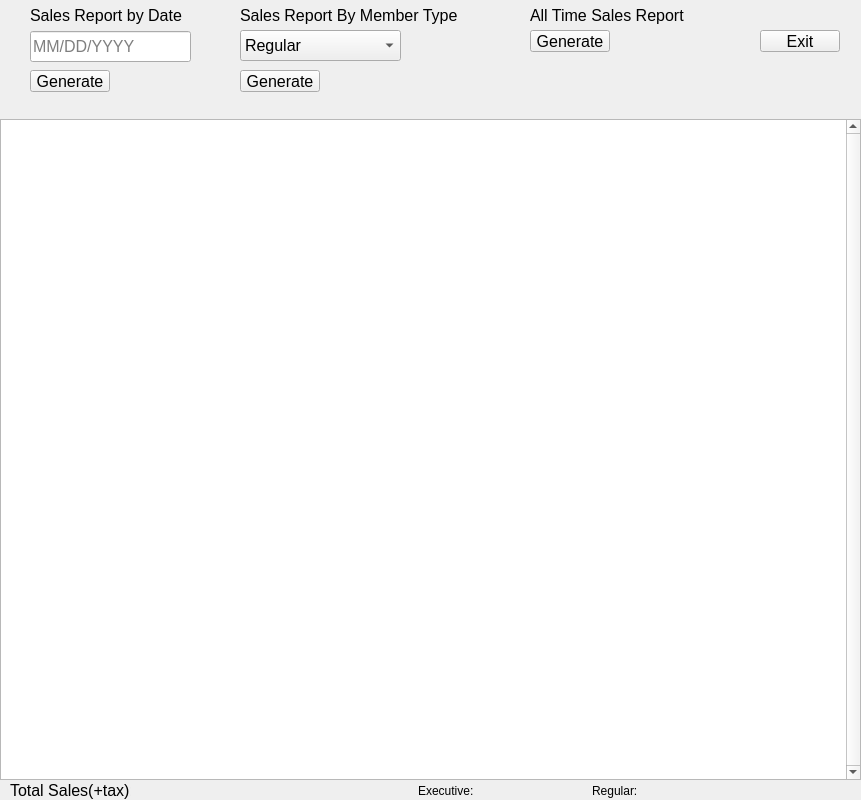
Before: the Qt Designer form salesreport.ui in max9001/Bulk-Club-Project, drawn with Qt 5.
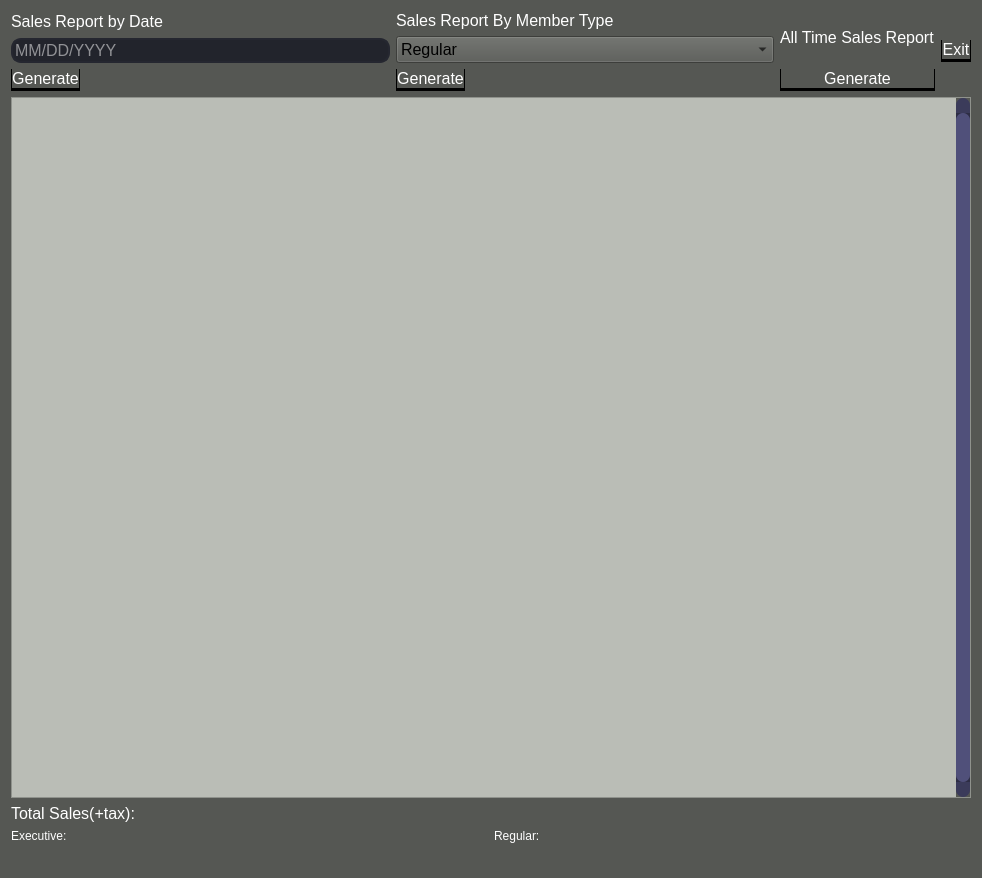
After: the same form once the commit is applied.

```diff
--- a/salesreport.ui
+++ b/salesreport.ui
@@ -6,8 +6,8 @@
    <rect>
     <x>0</x>
     <y>0</y>
-    <width>861</width>
-    <height>800</height>
+    <width>982</width>
+    <height>878</height>
    </rect>
   </property>
   <property name="sizePolicy">
@@ -19,291 +19,427 @@
   <property name="windowTitle">
    <string>Sales Report</string>
   </property>
-  <widget class="QTableView" name="tableView">
-   <property name="geometry">
-    <rect>
-     <x>0</x>
-     <y>119</y>
-     <width>861</width>
-     <height>661</height>
-    </rect>
-   </property>
-   <property name="minimumSize">
-    <size>
-     <width>721</width>
-     <height>0</height>
-    </size>
-   </property>
-   <property name="verticalScrollBarPolicy">
-    <enum>Qt::ScrollBarAlwaysOn</enum>
-   </property>
-   <property name="horizontalScrollBarPolicy">
-    <enum>Qt::ScrollBarAsNeeded</enum>
-   </property>
-   <property name="sizeAdjustPolicy">
-    <enum>QAbstractScrollArea::AdjustToContents</enum>
-   </property>
-  </widget>
-  <widget class="QLabel" name="totalSalesLabel">
-   <property name="geometry">
-    <rect>
-     <x>10</x>
-     <y>780</y>
-     <width>121</width>
-     <height>20</height>
-    </rect>
-   </property>
-   <property name="font">
-    <font>
-     <pointsize>12</pointsize>
-    </font>
-   </property>
-   <property name="text">
-    <string>Total Sales(+tax):</string>
-   </property>
-  </widget>
-  <widget class="QLabel" name="totalSalesNum">
-   <property name="geometry">
-    <rect>
-     <x>130</x>
-     <y>780</y>
-     <width>201</width>
-     <height>20</height>
-    </rect>
-   </property>
-   <property name="font">
-    <font>
-     <pointsize>12</pointsize>
-    </font>
-   </property>
-   <property name="text">
-    <string/>
-   </property>
-  </widget>
-  <widget class="QComboBox" name="MemberTypeComboBox">
-   <property name="geometry">
-    <rect>
-     <x>240</x>
-     <y>30</y>
-     <width>161</width>
-     <height>31</height>
-    </rect>
-   </property>
-   <property name="font">
-    <font>
-     <pointsize>12</pointsize>
-    </font>
-   </property>
+  <property name="styleSheet">
+   <string notr="true">QPushButton{
+	background-color: rgb(46, 52, 54);
+	border: none;
+	color: rgb(255, 255, 255);
+	border-left: 1px solid rgb(0, 0, 0);
+	border-right: 1px solid rgb(0, 0, 0);
+	border-bottom: 3px solid rgb(0, 0, 0);
+}
+
+QPushButton:hover{
+	background-color: rgb(59, 59, 59);
+	border: none;
+	color: rgb(255, 255, 255);
+	border-left: 1px solid rgb(29, 29, 29);
+	border-right: 1px solid rgb(29, 29, 29);
+	border-bottom: 3px solid rgb(29, 29, 29);
+}
+
+QPushButton:pressed{
+	background-color: rgb(46, 52, 54);
+	border: none;
+	color: rgb(255, 255, 255);
+	border-left: 1px solid rgb(0, 0, 0);
+	border-right: 1px solid rgb(0, 0, 0);
+	border-top: 3px solid rgb(0, 0, 0);
+}
+
+QDialog{
+	background-color: rgb(85, 87, 83);
+}
+
+QWidget{
+	background-color: rgb(85, 87, 83);
+}
+
+QMainWindow{
+	background-color: rgb(85, 87, 83);
+}
+
+QLabel{
+	color: rgb(255, 255, 255);
+	
+}
+
+QLineEdit{
+	border: 2px solid rgb(37, 39, 48);
+	border-radius: 10px;
+	color: #FFF;
+	background-color:rgb(34, 36, 44);
+}
+
+QLineEdit:hover{
+	border: 2px solid rgb(48, 50, 62);
+}
+
+QLineEdit:focus{
+	border: 2px solid rgb(85, 170, 255);
+	background-color:rgb(43, 45, 56);
+}
+
+
+/*--------------------------------------------------------------------------------------------*/
+
+ QScrollBar:vertical {
+	border: none;
+    background: rgb(45, 45, 68);
+    width: 14px;
+    margin: 15px 0 15px 0;
+	border-radius: 0px;
+ }
+
+/*  HANDLE BAR VERTICAL */
+QScrollBar::handle:vertical {	
+	background-color: rgb(80, 80, 122);
+	min-height: 30px;
+	border-radius: 7px;
+}
+QScrollBar::handle:vertical:hover{	
+	background-color: rgb(255, 0, 127);
+}
+QScrollBar::handle:vertical:pressed {	
+	background-color: rgb(185, 0, 92);
+}
+
+/* BTN TOP - SCROLLBAR */
+QScrollBar::sub-line:vertical {
+	border: none;
+	background-color: rgb(59, 59, 90);
+	height: 15px;
+	border-top-left-radius: 7px;
+	border-top-right-radius: 7px;
+	subcontrol-position: top;
+	subcontrol-origin: margin;
+}
+QScrollBar::sub-line:vertical:hover {	
+	background-color: rgb(255, 0, 127);
+}
+QScrollBar::sub-line:vertical:pressed {	
+	background-color: rgb(185, 0, 92);
+}
+
+/* BTN BOTTOM - SCROLLBAR */
+QScrollBar::add-line:vertical {
+	border: none;
+	background-color: rgb(59, 59, 90);
+	height: 15px;
+	border-bottom-left-radius: 7px;
+	border-bottom-right-radius: 7px;
+	subcontrol-position: bottom;
+	subcontrol-origin: margin;
+}
+QScrollBar::add-line:vertical:hover {	
+	background-color: rgb(255, 0, 127);
+}
+QScrollBar::add-line:vertical:pressed {	
+	background-color: rgb(185, 0, 92);
+}
+
+/* RESET ARROW */
+QScrollBar::up-arrow:vertical, QScrollBar::down-arrow:vertical {
+	background: none;
+}
+QScrollBar::add-page:vertical, QScrollBar::sub-page:vertical {
+	background: none;
+}
+
+
+QTableView{
+	background-color: rgb(186, 189, 182);
+}
+
+
+
+QScrollBar:horizontal {
+    border: none;
+    background: rgb(45, 45, 68);
+    width: 14px;
+    margin: 15px 0 15px 0;
+	border-radius: 0px;
+}
+QScrollBar::handle:horizontal {
+    background-color: rgb(80, 80, 122);
+	min-height: 30px;
+	border-radius: 7px;
+}
+QScrollBar::add-line:horizontal {
+    background-color: rgb(255, 0, 127);
+}
+
+QScrollBar::sub-line:horizontal {
+    background-color: rgb(185, 0, 92);
+}
+QScrollBar::up-arrow:horizontal, QScrollBar::down-arrow:horizontal
+{
+    background: none;
+}
+QScrollBar::add-page:horizontal, QScrollBar::sub-page:horizontal
+{
+    background: none;
+}
+
+</string>
+  </property>
+  <layout class="QVBoxLayout" name="verticalLayout_4">
    <item>
-    <property name="text">
-     <string>Regular</string>
-    </property>
+    <layout class="QHBoxLayout" name="horizontalLayout_4">
+     <item>
+      <layout class="QVBoxLayout" name="verticalLayout">
+       <item>
+        <widget class="QLabel" name="label">
+         <property name="font">
+          <font>
+           <pointsize>12</pointsize>
+          </font>
+         </property>
+         <property name="text">
+          <string>Sales Report by Date</string>
+         </property>
+        </widget>
+       </item>
+       <item>
+        <widget class="QLineEdit" name="DatelineEdit">
+         <property name="font">
+          <font>
+           <pointsize>12</pointsize>
+          </font>
+         </property>
+         <property name="text">
+          <string/>
+         </property>
+         <property name="placeholderText">
+          <string>MM/DD/YYYY</string>
+         </property>
+        </widget>
+       </item>
+       <item>
+        <layout class="QHBoxLayout" name="horizontalLayout_2">
+         <item>
+          <widget class="QPushButton" name="DatePushButton">
+           <property name="font">
+            <font>
+             <pointsize>12</pointsize>
+            </font>
+           </property>
+           <property name="styleSheet">
+            <string notr="true"/>
+           </property>
+           <property name="text">
+            <string>Generate</string>
+           </property>
+          </widget>
+         </item>
+         <item>
+          <spacer name="horizontalSpacer">
+           <property name="orientation">
+            <enum>Qt::Horizontal</enum>
+           </property>
+           <property name="sizeHint" stdset="0">
+            <size>
+             <width>40</width>
+             <height>20</height>
+            </size>
+           </property>
+          </spacer>
+         </item>
+        </layout>
+       </item>
+      </layout>
+     </item>
+     <item>
+      <layout class="QVBoxLayout" name="verticalLayout_2">
+       <item>
+        <widget class="QLabel" name="label_2">
+         <property name="font">
+          <font>
+           <pointsize>12</pointsize>
+          </font>
+         </property>
+         <property name="text">
+          <string>Sales Report By Member Type</string>
+         </property>
+        </widget>
+       </item>
+       <item>
+        <widget class="QComboBox" name="MemberTypeComboBox">
+         <property name="font">
+          <font>
+           <pointsize>12</pointsize>
+          </font>
+         </property>
+         <item>
+          <property name="text">
+           <string>Regular</string>
+          </property>
+         </item>
+         <item>
+          <property name="text">
+           <string>Executive</string>
+          </property>
+         </item>
+        </widget>
+       </item>
+       <item>
+        <layout class="QHBoxLayout" name="horizontalLayout_3">
+         <item>
+          <widget class="QPushButton" name="MemberTypePushButton">
+           <property name="font">
+            <font>
+             <pointsize>12</pointsize>
+            </font>
+           </property>
+           <property name="styleSheet">
+            <string notr="true"/>
+           </property>
+           <property name="text">
+            <string>Generate</string>
+           </property>
+          </widget>
+         </item>
+         <item>
+          <spacer name="horizontalSpacer_2">
+           <property name="orientation">
+            <enum>Qt::Horizontal</enum>
+           </property>
+           <property name="sizeHint" stdset="0">
+            <size>
+             <width>40</width>
+             <height>20</height>
+            </size>
+           </property>
+          </spacer>
+         </item>
+        </layout>
+       </item>
+      </layout>
+     </item>
+     <item>
+      <layout class="QVBoxLayout" name="verticalLayout_3">
+       <item>
+        <widget class="QLabel" name="label_3">
+         <property name="font">
+          <font>
+           <pointsize>12</pointsize>
+          </font>
+         </property>
+         <property name="text">
+          <string>All Time Sales Report</string>
+         </property>
+        </widget>
+       </item>
+       <item>
+        <widget class="QPushButton" name="AllTimeButton">
+         <property name="font">
+          <font>
+           <pointsize>12</pointsize>
+          </font>
+         </property>
+         <property name="styleSheet">
+          <string notr="true"/>
+         </property>
+         <property name="text">
+          <string>Generate</string>
+         </property>
+        </widget>
+       </item>
+      </layout>
+     </item>
+     <item>
+      <widget class="QPushButton" name="ExitButton">
+       <property name="font">
+        <font>
+         <pointsize>12</pointsize>
+        </font>
+       </property>
+       <property name="styleSheet">
+        <string notr="true"/>
+       </property>
+       <property name="text">
+        <string>Exit</string>
+       </property>
+      </widget>
+     </item>
+    </layout>
    </item>
    <item>
-    <property name="text">
-     <string>Executive</string>
-    </property>
+    <widget class="QTableView" name="tableView">
+     <property name="minimumSize">
+      <size>
+       <width>721</width>
+       <height>0</height>
+      </size>
+     </property>
+     <property name="verticalScrollBarPolicy">
+      <enum>Qt::ScrollBarAlwaysOn</enum>
+     </property>
+     <property name="horizontalScrollBarPolicy">
+      <enum>Qt::ScrollBarAsNeeded</enum>
+     </property>
+     <property name="sizeAdjustPolicy">
+      <enum>QAbstractScrollArea::AdjustToContents</enum>
+     </property>
+    </widget>
    </item>
-  </widget>
-  <widget class="QLabel" name="label">
-   <property name="geometry">
-    <rect>
-     <x>30</x>
-     <y>0</y>
-     <width>161</width>
-     <height>31</height>
-    </rect>
-   </property>
-   <property name="font">
-    <font>
-     <pointsize>12</pointsize>
-    </font>
-   </property>
-   <property name="text">
-    <string>Sales Report by Date</string>
-   </property>
-  </widget>
-  <widget class="QPushButton" name="DatePushButton">
-   <property name="geometry">
-    <rect>
-     <x>30</x>
-     <y>70</y>
-     <width>80</width>
-     <height>22</height>
-    </rect>
-   </property>
-   <property name="font">
-    <font>
-     <pointsize>12</pointsize>
-    </font>
-   </property>
-   <property name="styleSheet">
-    <string notr="true"/>
-   </property>
-   <property name="text">
-    <string>Generate</string>
-   </property>
-  </widget>
-  <widget class="QLabel" name="label_2">
-   <property name="geometry">
-    <rect>
-     <x>240</x>
-     <y>0</y>
-     <width>291</width>
-     <height>31</height>
-    </rect>
-   </property>
-   <property name="font">
-    <font>
-     <pointsize>12</pointsize>
-    </font>
-   </property>
-   <property name="text">
-    <string>Sales Report By Member Type</string>
-   </property>
-  </widget>
-  <widget class="QPushButton" name="MemberTypePushButton">
-   <property name="geometry">
-    <rect>
-     <x>240</x>
-     <y>70</y>
-     <width>80</width>
-     <height>22</height>
-    </rect>
-   </property>
-   <property name="font">
-    <font>
-     <pointsize>12</pointsize>
-    </font>
-   </property>
-   <property name="styleSheet">
-    <string notr="true"/>
-   </property>
-   <property name="text">
-    <string>Generate</string>
-   </property>
-  </widget>
-  <widget class="QLineEdit" name="DatelineEdit">
-   <property name="geometry">
-    <rect>
-     <x>30</x>
-     <y>31</y>
-     <width>161</width>
-     <height>31</height>
-    </rect>
-   </property>
-   <property name="font">
-    <font>
-     <pointsize>12</pointsize>
-    </font>
-   </property>
-   <property name="text">
-    <string/>
-   </property>
-   <property name="placeholderText">
-    <string>MM/DD/YYYY</string>
-   </property>
-  </widget>
-  <widget class="QPushButton" name="ExitButton">
-   <property name="geometry">
-    <rect>
-     <x>760</x>
-     <y>30</y>
-     <width>80</width>
-     <height>22</height>
-    </rect>
-   </property>
-   <property name="font">
-    <font>
-     <pointsize>12</pointsize>
-    </font>
-   </property>
-   <property name="styleSheet">
-    <string notr="true"/>
-   </property>
-   <property name="text">
-    <string>Exit</string>
-   </property>
-  </widget>
-  <widget class="QPushButton" name="AllTimeButton">
-   <property name="geometry">
-    <rect>
-     <x>530</x>
-     <y>30</y>
-     <width>80</width>
-     <height>22</height>
-    </rect>
-   </property>
-   <property name="font">
-    <font>
-     <pointsize>12</pointsize>
-    </font>
-   </property>
-   <property name="styleSheet">
-    <string notr="true"/>
-   </property>
-   <property name="text">
-    <string>Generate</string>
-   </property>
-  </widget>
-  <widget class="QLabel" name="label_3">
-   <property name="geometry">
-    <rect>
-     <x>530</x>
-     <y>0</y>
-     <width>161</width>
-     <height>31</height>
-    </rect>
-   </property>
-   <property name="font">
-    <font>
-     <pointsize>12</pointsize>
-    </font>
-   </property>
-   <property name="text">
-    <string>All Time Sales Report</string>
-   </property>
-  </widget>
-  <widget class="QWidget" name="layoutWidget">
-   <property name="geometry">
-    <rect>
-     <x>418</x>
-     <y>780</y>
-     <width>341</width>
-     <height>22</height>
-    </rect>
-   </property>
-   <layout class="QHBoxLayout" name="horizontalLayout">
-    <item>
-     <widget class="QLabel" name="execLabel">
-      <property name="text">
-       <string>Executive:</string>
-      </property>
-     </widget>
-    </item>
-    <item>
-     <widget class="QLabel" name="execAmtLabel">
-      <property name="text">
-       <string/>
-      </property>
-     </widget>
-    </item>
-    <item>
-     <widget class="QLabel" name="regLabel">
-      <property name="text">
-       <string>Regular: </string>
-      </property>
-     </widget>
-    </item>
-    <item>
-     <widget class="QLabel" name="regAmtLabel">
-      <property name="text">
-       <string/>
-      </property>
-     </widget>
-    </item>
-   </layout>
-  </widget>
+   <item>
+    <widget class="QLabel" name="totalSalesLabel">
+     <property name="font">
+      <font>
+       <pointsize>12</pointsize>
+      </font>
+     </property>
+     <property name="text">
+      <string>Total Sales(+tax):</string>
+     </property>
+    </widget>
+   </item>
+   <item>
+    <layout class="QHBoxLayout" name="horizontalLayout">
+     <item>
+      <widget class="QLabel" name="execLabel">
+       <property name="text">
+        <string>Executive:</string>
+       </property>
+      </widget>
+     </item>
+     <item>
+      <widget class="QLabel" name="execAmtLabel">
+       <property name="text">
+        <string/>
+       </property>
+      </widget>
+     </item>
+     <item>
+      <widget class="QLabel" name="regLabel">
+       <property name="text">
+        <string>Regular: </string>
+       </property>
+      </widget>
+     </item>
+     <item>
+      <widget class="QLabel" name="regAmtLabel">
+       <property name="text">
+        <string/>
+       </property>
+      </widget>
+     </item>
+    </layout>
+   </item>
+   <item>
+    <widget class="QLabel" name="totalSalesNum">
+     <property name="font">
+      <font>
+       <pointsize>12</pointsize>
+      </font>
+     </property>
+     <property name="text">
+      <string/>
+     </property>
+    </widget>
+   </item>
+  </layout>
  </widget>
  <resources/>
  <connections/>
```
